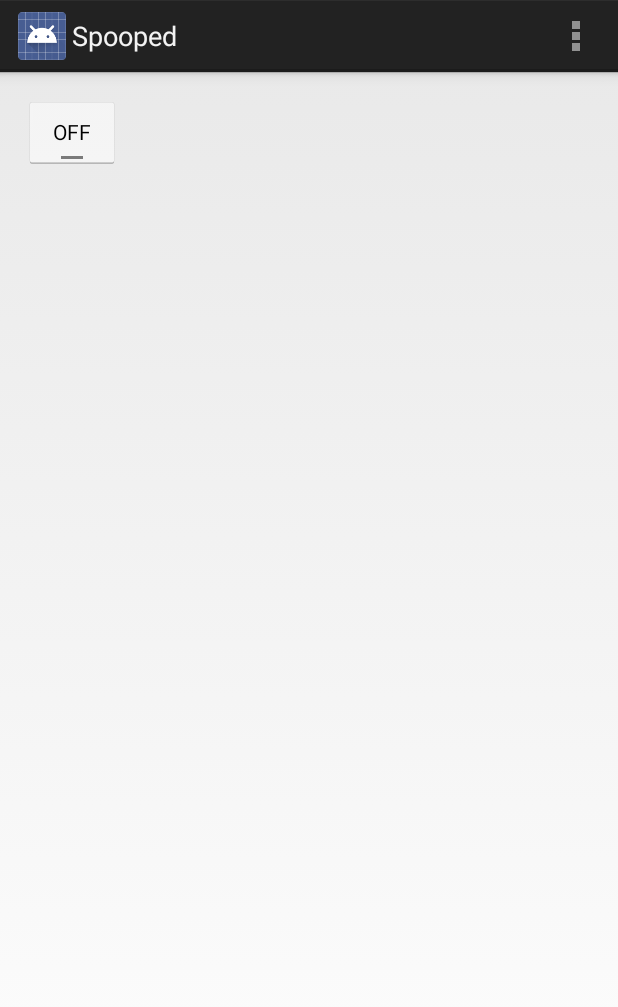
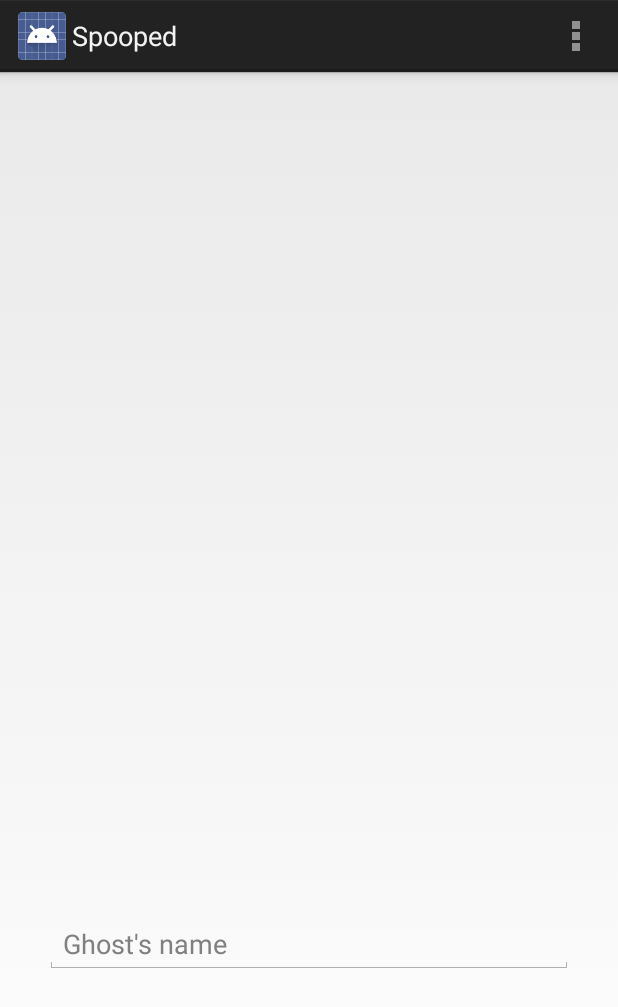
Before and after one commit to jamchamb/spooped, an Android app: the screen it shows after launch (MainActivity), on a phone screen of 412 x 824 dp. Shown: the top 1007 px of the screen. Run offline under Robolectric (Android 15) with nearby library versions, the light colour scheme and no system bars; 2 statements that could not run were skipped.

Commit message:
Ghost create fragment

```diff
--- a/app/build.gradle
+++ b/app/build.gradle
@@ -25,6 +25,7 @@ repositories {
 
 dependencies {
     compile fileTree(dir: 'libs', include: ['*.jar'])
+    compile 'com.android.support:support-v4:20.0.0'
     compile 'com.google.android.gms:play-services:5.0.89'
     compile files('libs/android-query-full.0.26.8.jar')
     compile 'org.jdeferred:jdeferred-android-aar:1.2.3'
--- a/app/src/main/java/edu/rutgers/jamchamb/spooped/MainActivity.java
+++ b/app/src/main/java/edu/rutgers/jamchamb/spooped/MainActivity.java
@@ -14,7 +14,7 @@ import com.google.android.gms.common.ConnectionResult;
 import com.google.android.gms.common.GooglePlayServicesClient;
 import com.google.android.gms.location.LocationClient;
 
-import edu.rutgers.jamchamb.spooped.fragments.MainFragment;
+import edu.rutgers.jamchamb.spooped.fragments.CreateGhostFragment;
 import edu.rutgers.jamchamb.spooped.util.LocationUtil;
 
 
@@ -33,11 +33,13 @@ public class MainActivity extends FragmentActivity implements
         setContentView(R.layout.activity_main);
         if (savedInstanceState == null) {
             getFragmentManager().beginTransaction()
-                    .add(R.id.container, new MainFragment())
+                    .add(R.id.container, new CreateGhostFragment())
                     .commit();
         }
 
         mLocationClient = new LocationClient(this, this, this);
+
+        startService(new Intent(this, SpoopService.class));
     }
 
     @Override
--- /dev/null
+++ b/app/src/main/java/edu/rutgers/jamchamb/spooped/fragments/CreateGhostFragment.java
@@ -0,0 +1,29 @@
+package edu.rutgers.jamchamb.spooped.fragments;
+
+import android.app.Fragment;
+import android.os.Bundle;
+import android.view.LayoutInflater;
+import android.view.View;
+import android.view.ViewGroup;
+
+import edu.rutgers.jamchamb.spooped.R;
+
+/**
+ * Ghost creation screen
+ */
+public class CreateGhostFragment extends Fragment {
+
+    private static final String TAG = "PlaceholderFragment";
+
+    public CreateGhostFragment() {
+        // Required empty public constructor
+    }
+
+    @Override
+    public View onCreateView(LayoutInflater inflater, ViewGroup container, Bundle savedInstanceState) {
+        View v = inflater.inflate(R.layout.fragment_create_ghost, container, false);
+
+        return v;
+    }
+
+}
--- /dev/null
+++ b/app/src/main/res/layout/fragment_create_ghost.xml
@@ -0,0 +1,29 @@
+<?xml version="1.0" encoding="utf-8"?>
+
+<LinearLayout xmlns:android="http://schemas.android.com/apk/res/android"
+    android:orientation="vertical" android:layout_width="match_parent"
+    android:layout_height="match_parent">
+
+    <android.support.v4.view.ViewPager
+        android:id="@+id/viewPager"
+        android:layout_width="match_parent"
+        android:layout_height="0dp"
+        android:layout_weight="1"/>
+
+    <LinearLayout
+        android:layout_width="match_parent"
+        android:layout_height="0dp"
+        android:layout_weight="1">
+
+        <EditText
+            android:layout_width="match_parent"
+            android:layout_height="wrap_content"
+            android:id="@+id/nameEditText"
+            android:layout_gravity="center_horizontal|center_vertical"
+            android:layout_marginLeft="30dp"
+            android:layout_marginRight="30dp"
+            android:hint="@string/create_name_hint" />
+
+    </LinearLayout>
+
+</LinearLayout>
--- a/app/src/main/res/values/strings.xml
+++ b/app/src/main/res/values/strings.xml
@@ -5,4 +5,7 @@
     <string name="hello_world">Hello world!</string>
     <string name="action_settings">Settings</string>
 
+    <!-- Ghost creation screen -->
+    <string name="create_name_hint">Ghost\'s name</string>
+
 </resources>
```
Also changed, not shown: 1 other file.
